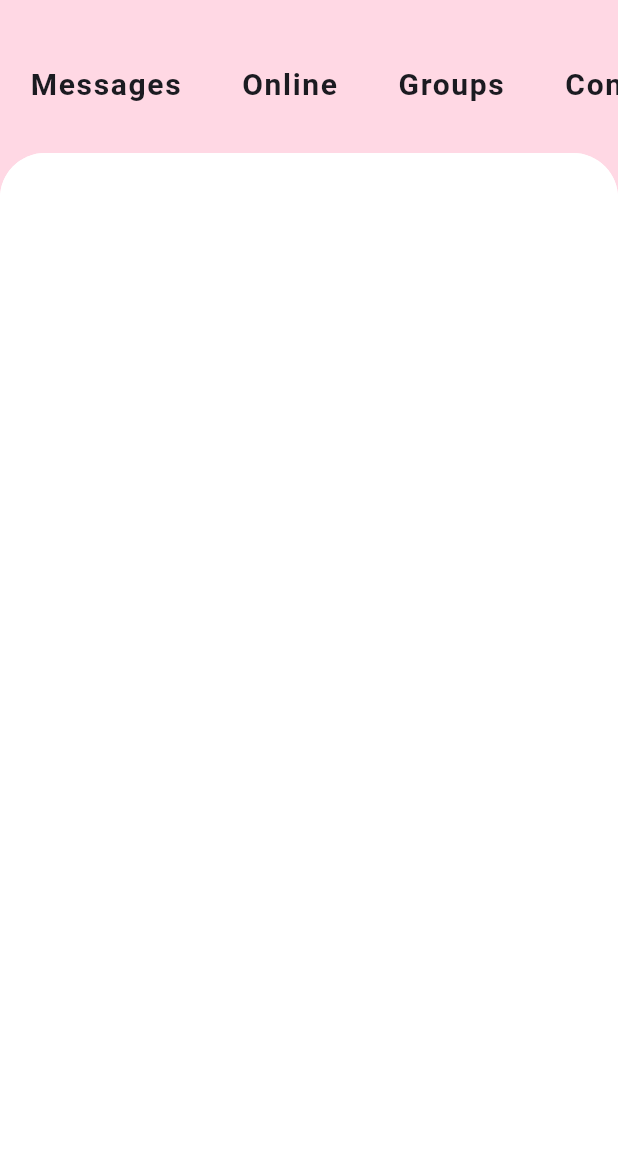
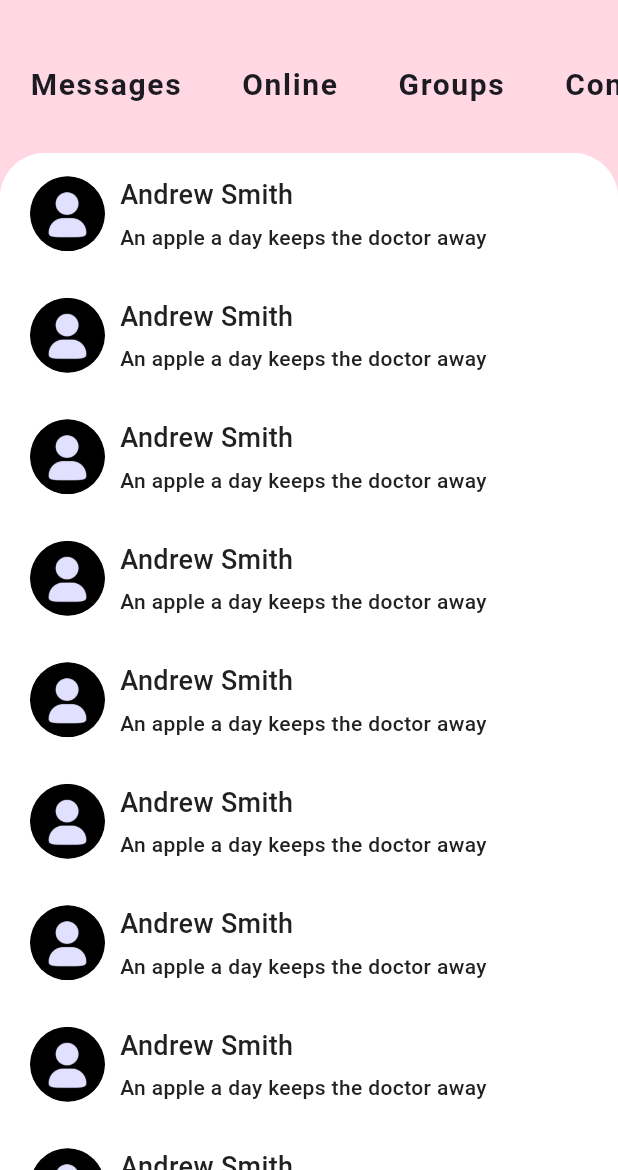
Before and after one commit to Anne-15/diabetes-app, a Flutter app: the AllContacts screen opened directly, on a phone screen of 412 x 824 dp, the part 66-1236 px from its top. Run offline on Flutter 3.47's test engine with Material 2 defaults, Android fonts, the light colour scheme and no system bars; our stand-ins replace cloud_firestore, firebase_auth, firebase_core, flutter_svg, gap, get and 4 more; missing offline and left inert: agora_rtc_engine; accounts and stored records are empty; Roboto replaces fonts that are missing (Barlow, Mali).

Commit message:
trying to implement the chat feature

```diff
--- /dev/null
+++ b/lib/models/messages.dart
@@ -0,0 +1,54 @@
+import 'package:cloud_firestore/cloud_firestore.dart';
+
+class Messages {
+  final String senderId;
+  final String receiverId;
+  final String senderName;
+  final String receiverName;
+  final String senderAvatar;
+  final String receiverAvatar;
+  final String message;
+  final Timestamp time;
+  final int? messageNum;
+
+  const Messages({
+    required this.receiverId,
+    required this.senderId,
+    required this.receiverName,
+    required this.senderName,
+    required this.receiverAvatar,
+    required this.senderAvatar,
+    required this.message,
+    required this.time,
+    required this.messageNum,
+  });
+
+  toJson() {
+    return {
+      "senderId": senderId,
+      "receiverId": receiverId,
+      "senderName": senderName,
+      "receiverName": receiverName,
+      "senderAvatar": senderAvatar,
+      "receiverAvatar": receiverAvatar,
+      "message": message,
+      "messageNum": messageNum
+    };
+  }
+
+  factory Messages.fromFirestore(
+    DocumentSnapshot<Map<String, dynamic>> snapshot,
+  ) {
+    final data = snapshot.data()!;
+    return Messages(
+        receiverId: data["receiverId"],
+        senderId: data["senderId"],
+        receiverName: data["receiverName"],
+        senderName: data["senderName"],
+        receiverAvatar: data["receiverAvatar"],
+        senderAvatar: data["senderAvatar"],
+        message: data["message"],
+        time: data["time"],
+        messageNum: data["messageNum"]);
+  }
+}
--- a/lib/screens/patientview/chats/contact_list.dart
+++ b/lib/screens/patientview/chats/contact_list.dart
@@ -47,10 +47,57 @@ class AllContacts extends StatelessWidget {
                           topRight: Radius.circular(30.0),
                         ),
                       ),
-                      child: ListView.builder(
-                        itemBuilder: (context, index) {
-
-                        },
+                      child: ClipRRect(
+                        borderRadius: BorderRadius.only(
+                          topLeft: Radius.circular(30.0),
+                          topRight: Radius.circular(30.0),
+                        ),
+                        child: ListView.builder(
+                          itemBuilder: (context, index) {
+                            return GestureDetector(
+                              onTap: () {
+                                Navigator.push(
+                                  context,
+                                  MaterialPageRoute(
+                                    builder: (_) => SingleChat(),
+                                  ),
+                                );
+                              },
+                              child: Container(
+                                margin: EdgeInsets.only(
+                                    top: 5.0, bottom: 5.0, right: 20.0),
+                                padding: EdgeInsets.symmetric(
+                                    vertical: 10.0, horizontal: 20.0),
+                                child: Row(
+                                  children: [
+                                    CircleAvatar(
+                                      radius: 25.0,
+                                      backgroundImage: AssetImage(
+                                          'assets/images/profile.png'),
+                                    ),
+                                    SizedBox(width: AppLayout.getWidth(10.0)),
+                                    Column(
+                                      crossAxisAlignment:
+                                          CrossAxisAlignment.start,
+                                      children: [
+                                        Text(
+                                          "Andrew Smith",
+                                          style: Styles.headerStyle3,
+                                        ),
+                                        SizedBox(
+                                            height: AppLayout.getHeight(5.0)),
+                                        Text(
+                                          "An apple a day keeps the doctor away",
+                                          style: Styles.headerStyle4,
+                                        ),
+                                      ],
+                                    ),
+                                  ],
+                                ),
+                              ),
+                            );
+                          },
+                        ),
                       ),
                     ),
                   ),
```
Also changed, not shown: lib/repository/messages_repository.dart (added, +8 -0 lines), lib/screens/patientview/chats/favorite_contacts.dart (+12 -1 lines), lib/screens/patientview/chats/single_chart.dart (+6 -1 lines).
